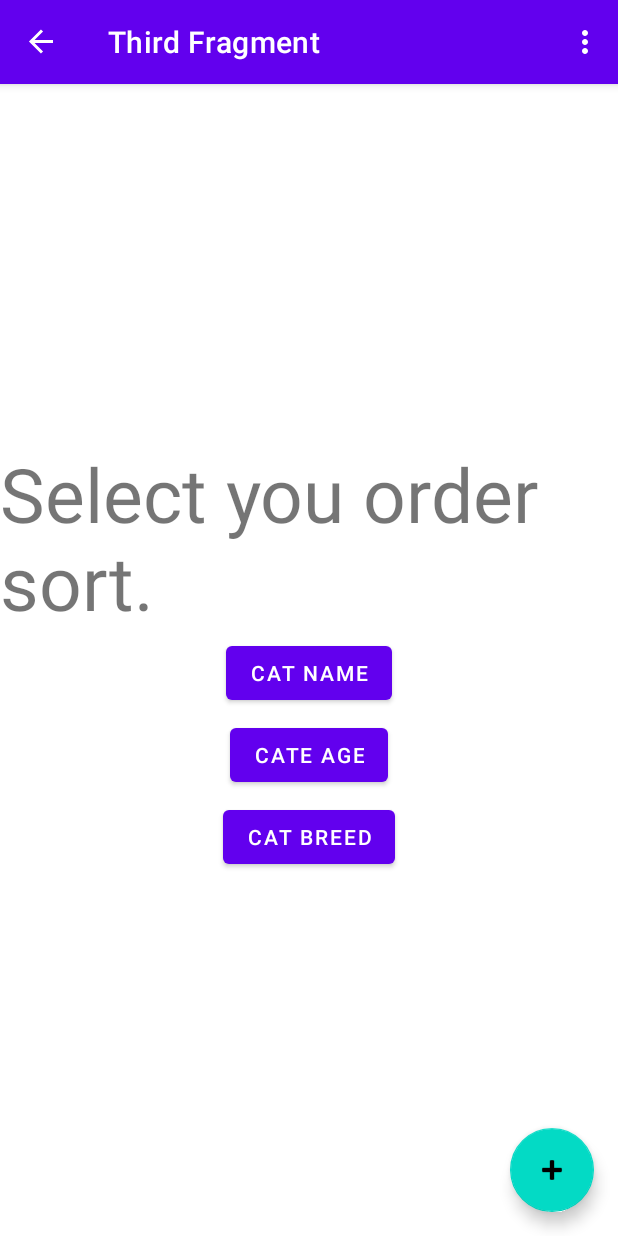
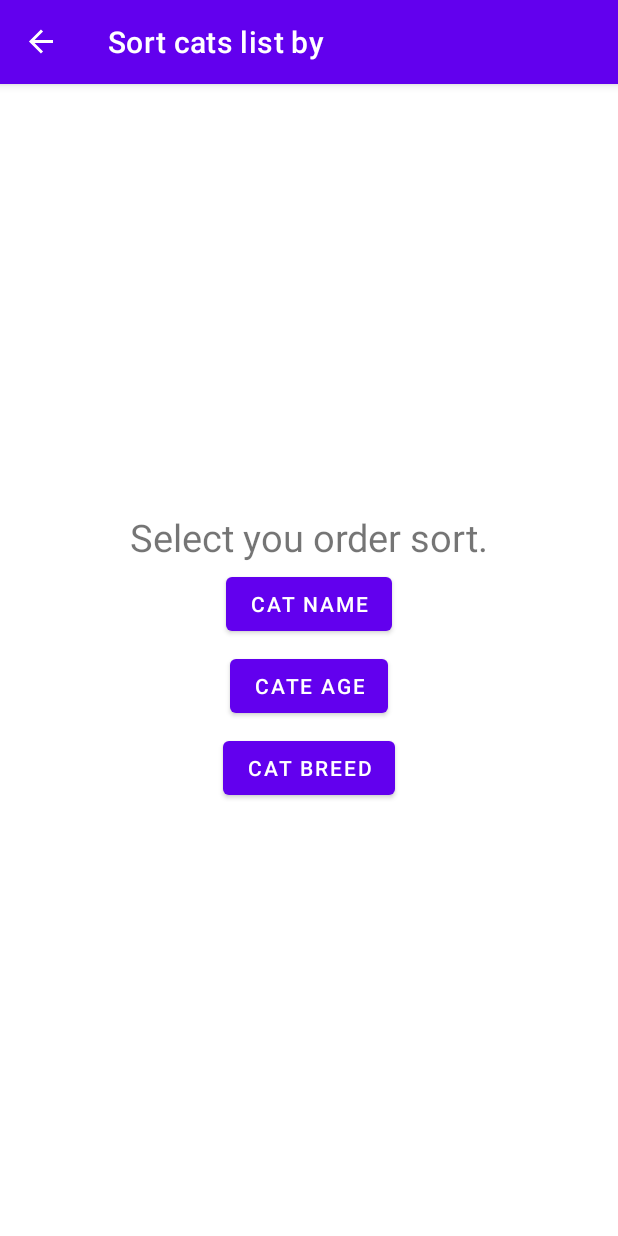
Before and after one commit to aleh-god/RSShool2021_Android_task_Storage, an Android app: the ThirdFragment screen opened through its navigation route, on a phone screen of 412 x 824 dp. Run offline under Robolectric (Android 15) with nearby library versions, the phone set to English and light mode, and no system bars; our stand-ins replace navigation-ui.

Commit message:
fix: Visible toolbar menu in fragments.

```diff
--- a/app/src/main/java/by/godevelopment/rsshool2021androidtaskstorage/FirstFragment.kt
+++ b/app/src/main/java/by/godevelopment/rsshool2021androidtaskstorage/FirstFragment.kt
@@ -19,12 +19,10 @@ import com.google.android.material.snackbar.Snackbar
 class FirstFragment : Fragment() {
 
     private var _binding: FragmentFirstBinding? = null
-
-    // This property is only valid between onCreateView and
-    // onDestroyView.
-    private val binding get() = _binding!!
+    private val binding get() = _binding!!  // This property is only valid between onCreateView and onDestroyView.
 
     private lateinit var dataList: List<Cat>
+    private lateinit var catAdapter: CatAdapter
 
     override fun onCreateView(
         inflater: LayoutInflater, container: ViewGroup?,
@@ -48,18 +46,17 @@ class FirstFragment : Fragment() {
 
         // TODO "Обернуть в скоуп функцию"
 //        val linearLayoutManager = LinearLayoutManager(context)
-//        val catAdapter = CatAdapter { position ->
-//            myActionClick(dataList[position])
-//        }
-//        val recyclerView = binding.recyclerView
+        //        val recyclerView = binding.recyclerView
 //        recyclerView.layoutManager = linearLayoutManager
 //        recyclerView.adapter = catAdapter
 
-         binding.recyclerView.apply {
+        catAdapter = CatAdapter { position ->
+            myActionClick(dataList[position])
+        }.apply { setDataList(dataList) }
+
+        binding.recyclerView.apply {
             layoutManager = LinearLayoutManager(context)
-            adapter = CatAdapter { position ->
-                myActionClick(dataList[position])
-            }.apply { setDataList(dataList) }
+            adapter = catAdapter
         }
 
     }
@@ -69,7 +66,9 @@ class FirstFragment : Fragment() {
             .setAction("Удалить котика") {
                 // Responds to click on the action
                 SqlBox.catProducerWithSql.deleteCatInDataBase(cat.id)
-
+                // TODO "обновить адаптер"
+                setupDataList()
+                catAdapter.setDataList(dataList)
             }
             .show()
     }
--- a/app/src/main/java/by/godevelopment/rsshool2021androidtaskstorage/MainActivity.kt
+++ b/app/src/main/java/by/godevelopment/rsshool2021androidtaskstorage/MainActivity.kt
@@ -18,10 +18,8 @@ class MainActivity : AppCompatActivity() {
     private lateinit var appBarConfiguration: AppBarConfiguration
     private lateinit var binding: ActivityMainBinding
 
-    // private lateinit var catProducer: CatProducerWithSql
-
     private val destinationListener =
-        NavController.OnDestinationChangedListener { _, _, _ -> setupGoToButton() }
+        NavController.OnDestinationChangedListener { _, _, _ -> setupFabAndToolbar() }
 
     private lateinit var dataList: List<Cat>
 
@@ -38,7 +36,7 @@ class MainActivity : AppCompatActivity() {
         setSupportActionBar(binding.toolbar)
 
         setupNavigation()
-        setupGoToButton()
+        setupFabAndToolbar()
         setupDataBase()
     }
 
@@ -51,28 +49,38 @@ class MainActivity : AppCompatActivity() {
     }
 
     private fun setupDataBase() {
-        // catProducer = CatProducerWithSql(applicationContext)
-        // CatProvider.setCatsList(catProducer.getListOfCats())
-
+        // TODO "Удалить метод"
     }
 
-    private fun setupGoToButton() {
+    private fun setupFabAndToolbar() {
 
         val stringDestFirst = resources.getString(R.string.first_fragment_label)
         val stringDestSecond = resources.getString(R.string.second_fragment_label)
+        val stringDestThird = resources.getString(R.string.third_fragment_label)
         val label = findNavController(R.id.nav_host_fragment_content_main).currentDestination?.label.toString()
 
-        if ( label == stringDestFirst) {
+        when (label) {
+            stringDestFirst ->
+            {
                 binding.fab.setImageResource(android.R.drawable.ic_input_add)
+                binding.fab.show()
+                binding.toolbar.menu.setGroupVisible(R.id.main_menu_group, true)
                 binding.fab.setOnClickListener { _ ->
                     findNavController(R.id.nav_host_fragment_content_main).navigate(R.id.action_FirstFragment_to_SecondFragment)
                 }
             }
-        if (label == stringDestSecond) {
-
+            stringDestSecond ->
+            {
                 binding.fab.setImageResource(R.drawable.ic_arrow_back_24)
+                binding.fab.show()
+                binding.toolbar.menu.setGroupVisible(R.id.main_menu_group, false)
                 binding.fab.setOnClickListener { _ ->
                     findNavController(R.id.nav_host_fragment_content_main).navigate(R.id.action_SecondFragment_to_FirstFragment)
+                }
+            }
+            stringDestThird -> {
+                binding.fab.hide()
+                binding.toolbar.menu.setGroupVisible(R.id.main_menu_group, false)
             }
         }
     }
@@ -80,7 +88,6 @@ class MainActivity : AppCompatActivity() {
     override fun onCreateOptionsMenu(menu: Menu): Boolean {
         // Inflate the menu; this adds items to the action bar if it is present.
         menuInflater.inflate(R.menu.menu_main, menu)
-        // TODO "Настроить в других фрагментах"
         return true
     }
 
@@ -95,7 +102,7 @@ class MainActivity : AppCompatActivity() {
             }
             R.id.reset_order -> {
                 Toast.makeText(
-                    this,
+                    this@MainActivity,
                     "Сброс фильтра. Перегрузка листа с данными", Toast.LENGTH_SHORT
                 ).show()
                 true
@@ -113,6 +120,6 @@ class MainActivity : AppCompatActivity() {
     override fun onDestroy() {
         super.onDestroy()
         findNavController(R.id.nav_host_fragment_content_main).removeOnDestinationChangedListener(destinationListener)
-        // catProducer.helperClose()
+        // TODO "Отвязать объект БД"
     }
 }
--- a/app/src/main/java/by/godevelopment/rsshool2021androidtaskstorage/ThirdFragment.kt
+++ b/app/src/main/java/by/godevelopment/rsshool2021androidtaskstorage/ThirdFragment.kt
@@ -6,7 +6,6 @@ import android.view.View
 import android.view.ViewGroup
 import androidx.fragment.app.Fragment
 import androidx.navigation.Navigation.findNavController
-import androidx.navigation.findNavController
 import by.godevelopment.rsshool2021androidtaskstorage.databinding.FragmentThirdBinding
 import by.godevelopment.rsshool2021androidtaskstorage.entity.Cat
 
--- a/app/src/main/res/layout/fragment_third.xml
+++ b/app/src/main/res/layout/fragment_third.xml
@@ -11,7 +11,7 @@
         android:layout_width="wrap_content"
         android:layout_height="wrap_content"
         android:text="@string/select_order"
-        android:textSize="50sp"
+        android:textSize="25sp"
         app:layout_constraintStart_toStartOf="parent"
         app:layout_constraintEnd_toEndOf="parent"
         app:layout_constraintTop_toTopOf="parent"
--- a/app/src/main/res/menu/menu_main.xml
+++ b/app/src/main/res/menu/menu_main.xml
@@ -2,6 +2,9 @@
     xmlns:app="http://schemas.android.com/apk/res-auto"
     xmlns:tools="http://schemas.android.com/tools"
     tools:context="by.godevelopment.rsshool2021androidtaskstorage.MainActivity">
+
+    <group
+        android:id="@+id/main_menu_group">
     <item
         android:id="@+id/custom_order"
         android:orderInCategory="100"
@@ -15,4 +18,5 @@
         android:title="@string/reset_order"
         app:showAsAction="never"
         />
+    </group>
 </menu>
--- a/app/src/main/res/values/strings.xml
+++ b/app/src/main/res/values/strings.xml
@@ -2,9 +2,9 @@
     <string name="app_name">RSShool2021 Android task Storage</string>
     <string name="action_settings">Settings</string>
     <!-- Strings used for fragments for navigation -->
-    <string name="first_fragment_label">First Fragment</string>
-    <string name="second_fragment_label">Second Fragment</string>
-    <string name="third_fragment_label">Third Fragment</string>
+    <string name="first_fragment_label">Cats list</string>
+    <string name="second_fragment_label">Add new cat</string>
+    <string name="third_fragment_label">Sort cats list by</string>
 
     <string name="next">Next</string>
     <string name="previous">Previous</string>
```
Lines whose indentation alone changed are shown as unchanged.
